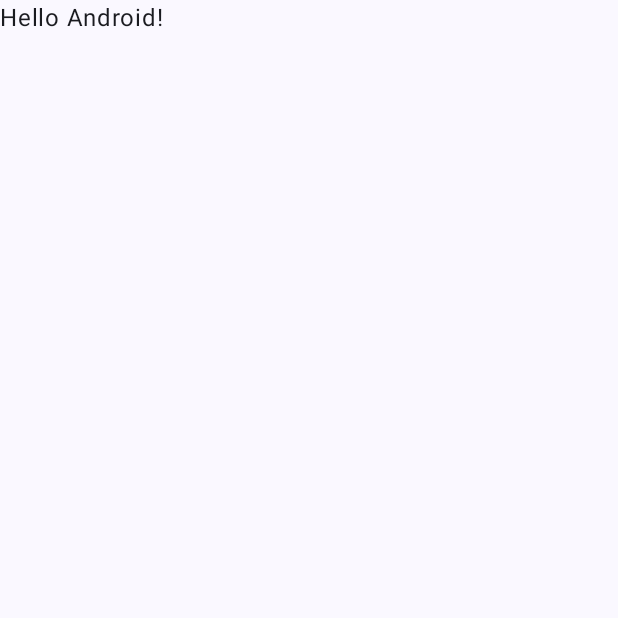
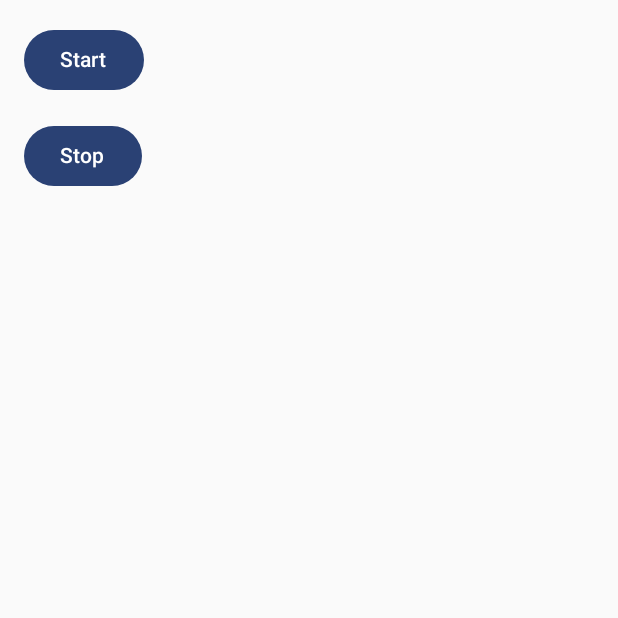
Before and after one commit to ahmadsufyan455/delivery-tracker, an Android app built with Jetpack Compose: the screen it shows after launch (MainActivity), on a phone screen of 412 x 824 dp, the top half of it. Before the commit the part shown is almost empty. Run offline under Robolectric (Android 15) with nearby library versions, the phone set to English and light mode, and no system bars.

Commit message:
add button to start & stop location tracking service

```diff
--- a/app/build.gradle.kts
+++ b/app/build.gradle.kts
@@ -7,12 +7,12 @@ plugins {
 
 android {
     namespace = "com.zerodev.deliverytracker"
-    compileSdk = 33
+    compileSdk = 34
 
     defaultConfig {
         applicationId = "com.zerodev.deliverytracker"
         minSdk = 24
-        targetSdk = 34
+        targetSdk = 33
         versionCode = 1
         versionName = "1.0"
 
--- a/app/src/main/java/com/zerodev/deliverytracker/MainActivity.kt
+++ b/app/src/main/java/com/zerodev/deliverytracker/MainActivity.kt
@@ -1,47 +1,66 @@
 package com.zerodev.deliverytracker
 
+import android.Manifest
+import android.content.Intent
+import android.os.Build
 import android.os.Bundle
 import androidx.activity.ComponentActivity
 import androidx.activity.compose.setContent
 import androidx.activity.enableEdgeToEdge
+import androidx.compose.foundation.layout.Column
+import androidx.compose.foundation.layout.Spacer
 import androidx.compose.foundation.layout.fillMaxSize
+import androidx.compose.foundation.layout.height
 import androidx.compose.foundation.layout.padding
-import androidx.compose.material3.Scaffold
+import androidx.compose.material3.Button
 import androidx.compose.material3.Text
-import androidx.compose.runtime.Composable
 import androidx.compose.ui.Modifier
-import androidx.compose.ui.tooling.preview.Preview
+import androidx.compose.ui.unit.dp
+import androidx.core.app.ActivityCompat
+import com.zerodev.deliverytracker.core.services.LocationService
 import com.zerodev.deliverytracker.ui.theme.DeliveryTrackerTheme
 
 class MainActivity : ComponentActivity() {
     override fun onCreate(savedInstanceState: Bundle?) {
         super.onCreate(savedInstanceState)
         enableEdgeToEdge()
+        if (Build.VERSION.SDK_INT >= Build.VERSION_CODES.TIRAMISU) {
+            ActivityCompat.requestPermissions(
+                this,
+                arrayOf(
+                    Manifest.permission.ACCESS_COARSE_LOCATION,
+                    Manifest.permission.ACCESS_FINE_LOCATION,
+                    Manifest.permission.POST_NOTIFICATIONS,
+                ),
+                0
+            )
+        }
         setContent {
             DeliveryTrackerTheme {
-                Scaffold(modifier = Modifier.fillMaxSize()) { innerPadding ->
-                    Greeting(
-                        name = "Android",
-                        modifier = Modifier.padding(innerPadding)
-                    )
+                Column(modifier = Modifier.padding(16.dp)) {
+                    Column(
+                        modifier = Modifier.fillMaxSize()
+                    ) {
+                        Button(onClick = {
+                            Intent(applicationContext, LocationService::class.java).apply {
+                                action = LocationService.ACTION_START
+                                startService(this)
+                            }
+                        }) {
+                            Text(text = "Start")
+                        }
+                        Spacer(modifier = Modifier.height(16.dp))
+                        Button(onClick = {
+                            Intent(applicationContext, LocationService::class.java).apply {
+                                action = LocationService.ACTION_STOP
+                                startService(this)
+                            }
+                        }) {
+                            Text(text = "Stop")
+                        }
+                    }
                 }
             }
         }
     }
 }
-
-@Composable
-fun Greeting(name: String, modifier: Modifier = Modifier) {
-    Text(
-        text = "Hello $name!",
-        modifier = modifier
-    )
-}
-
-@Preview(showBackground = true)
-@Composable
-fun GreetingPreview() {
-    DeliveryTrackerTheme {
-        Greeting("Android")
-    }
-}
```
